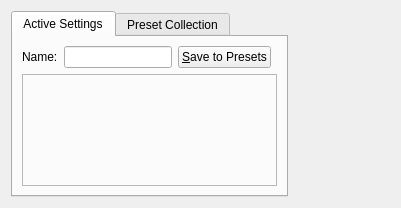
Old version of the form krita/ui/forms/wdgpaintoppresets.ui in the repository KDE/krita.
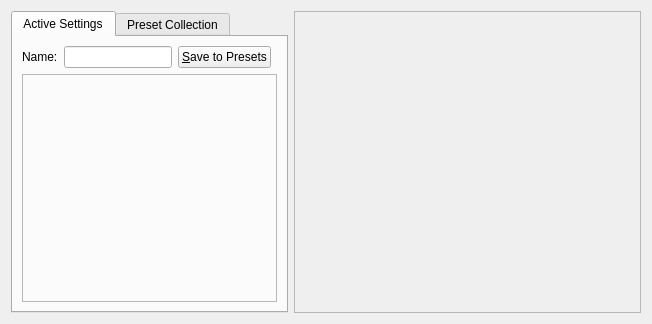
New version of the form. Custom widgets are drawn as their Qt base class.

What changed in the file:
```diff
--- a/krita/ui/forms/wdgpaintoppresets.ui
+++ b/krita/ui/forms/wdgpaintoppresets.ui
@@ -6,8 +6,8 @@
    <rect>
     <x>0</x>
     <y>0</y>
-    <width>401</width>
-    <height>208</height>
+    <width>652</width>
+    <height>324</height>
    </rect>
   </property>
   <property name="sizePolicy">
@@ -16,8 +16,8 @@
     <verstretch>0</verstretch>
    </sizepolicy>
   </property>
-  <layout class="QVBoxLayout" name="verticalLayout">
-   <item>
+  <layout class="QGridLayout" name="gridLayout_4">
+   <item row="0" column="0">
     <widget class="QTabWidget" name="tabPresets">
      <property name="sizePolicy">
       <sizepolicy hsizetype="Fixed" vsizetype="Expanding">
@@ -119,6 +119,34 @@
      </widget>
     </widget>
    </item>
+   <item row="0" column="1">
+    <widget class="QFrame" name="frame">
+     <property name="frameShape">
+      <enum>QFrame::StyledPanel</enum>
+     </property>
+     <property name="frameShadow">
+      <enum>QFrame::Raised</enum>
+     </property>
+     <layout class="QGridLayout" name="gridLayout_5">
+      <item row="0" column="0">
+       <widget class="KisScratchPad" name="scratchPad" native="true">
+        <property name="sizePolicy">
+         <sizepolicy hsizetype="Preferred" vsizetype="Preferred">
+          <horstretch>0</horstretch>
+          <verstretch>0</verstretch>
+         </sizepolicy>
+        </property>
+        <property name="minimumSize">
+         <size>
+          <width>250</width>
+          <height>0</height>
+         </size>
+        </property>
+       </widget>
+      </item>
+     </layout>
+    </widget>
+   </item>
   </layout>
  </widget>
  <customwidgets>
@@ -133,6 +161,12 @@
    <header>widgets/kis_preset_chooser.h</header>
    <container>1</container>
   </customwidget>
+  <customwidget>
+   <class>KisScratchPad</class>
+   <extends>QWidget</extends>
+   <header>kis_scratch_pad.h</header>
+   <container>1</container>
+  </customwidget>
  </customwidgets>
  <resources/>
  <connections/>
```
